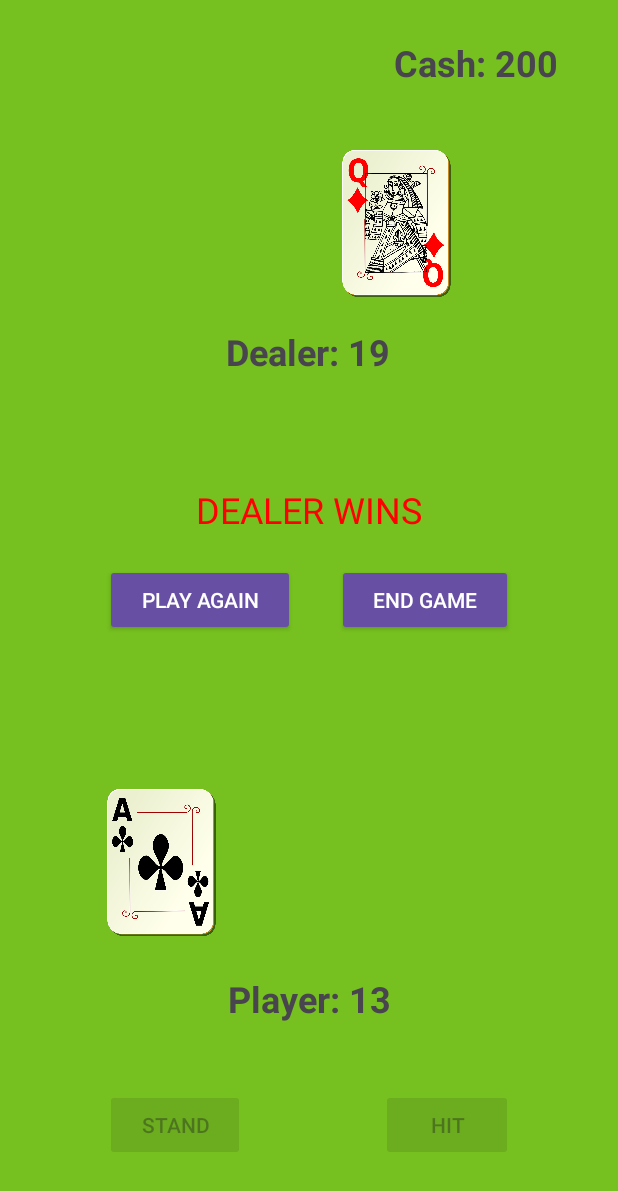
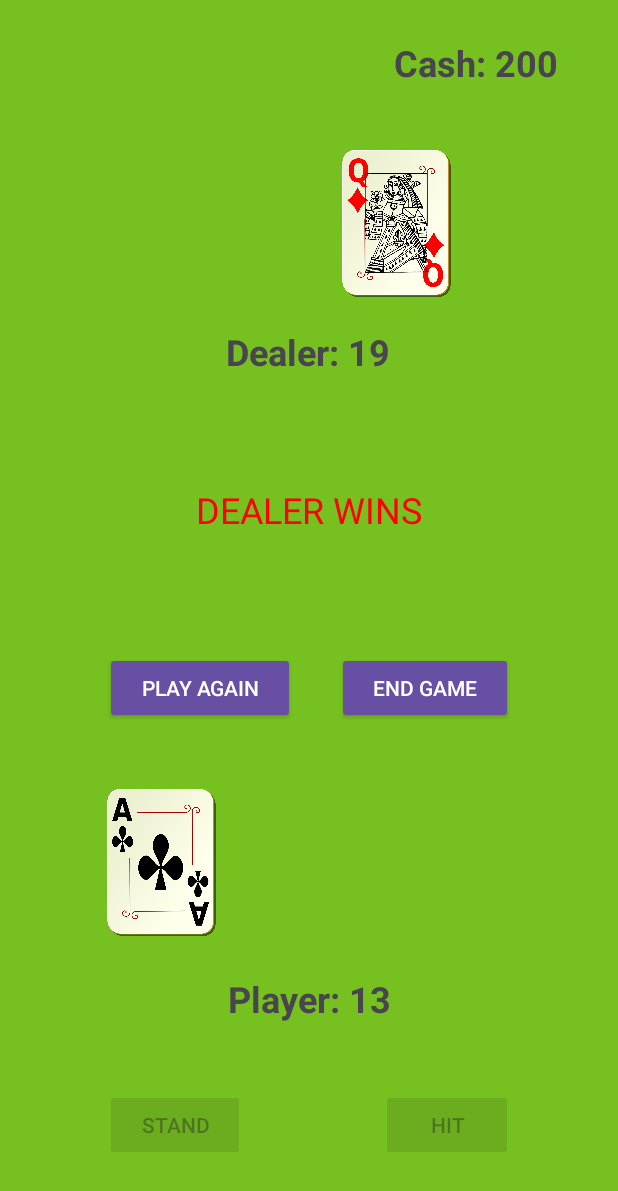
Before and after one commit to KJNyhlin/BlackJack-for-Android, an Android app: the GameActivity2 screen opened directly, with no data from a screen before it, after a tap on "STAND", on a phone screen of 412 x 824 dp. Shown: the top 1191 px of the screen. Run offline under Robolectric (Android 15) with nearby library versions, the phone set to English and light mode, and no system bars.

Commit message:
layout improvements

```diff
--- a/app/src/main/java/com/example/blackjack/GameActivity2.kt
+++ b/app/src/main/java/com/example/blackjack/GameActivity2.kt
@@ -14,7 +14,7 @@ import android.view.View.*
 
 class GameActivity2 : AppCompatActivity() {
 
-    private lateinit var standButton : Button
+    private lateinit var standButton: Button
     private lateinit var hitButton: Button
     private lateinit var playAgainButton: Button
     private lateinit var endGameButton: Button
@@ -39,12 +39,16 @@ class GameActivity2 : AppCompatActivity() {
     private lateinit var dealers5thCardImage: ImageView
     private lateinit var dealers6thCardImage: ImageView
     private lateinit var dealers7thCardImage: ImageView
-    private lateinit var mediaPlayer: MediaPlayer
+    private lateinit var cardSound: MediaPlayer
+    private lateinit var playBustSound: MediaPlayer
+    private lateinit var blackJackSound: MediaPlayer
+    private lateinit var specialBlackJackSound: MediaPlayer
+    private lateinit var winnerSound: MediaPlayer
 
     private var cash = 210
-    //private lateinit var playerName: String
+
     private var blackJack = false
-    var specialBlackJack = false
+    private var specialBlackJack = false
     private val blackJackBonus = 10
     private val specialBlackJackBonus = 10
     private var playerTotal = 0
@@ -115,8 +119,6 @@ class GameActivity2 : AppCompatActivity() {
         super.onCreate(savedInstanceState)
         setContentView(R.layout.activity_game2)
 
-        //playerName = intent.getStringExtra("playerName")!!
-
         standButton = findViewById(R.id.standButton)
         hitButton = findViewById(R.id.hitButton)
 
@@ -152,7 +154,11 @@ class GameActivity2 : AppCompatActivity() {
         endGameButton = findViewById(R.id.endGameButton)
 
 
-        mediaPlayer = MediaPlayer.create(this, R.raw.cardsound)
+        cardSound = MediaPlayer.create(this, R.raw.cardsound)
+        playBustSound = MediaPlayer.create(this, R.raw.bust_drum)
+        blackJackSound = MediaPlayer.create(this, R.raw.blackjacksound)
+        specialBlackJackSound = MediaPlayer.create(this, R.raw.specialblackjacksound)
+        winnerSound = MediaPlayer.create(this, R.raw.ping)
 
 
         initializeRound()
@@ -173,10 +179,6 @@ class GameActivity2 : AppCompatActivity() {
         }
 
 
-
-
-
-
     }
 
     private fun calculateTotal(player: Boolean): Int {
@@ -185,8 +187,7 @@ class GameActivity2 : AppCompatActivity() {
             for (card: Card in playersHand) {
                 total += calculateCardValue(card, total)
             }
-        }
-        else {
+        } else {
             for (card: Card in dealersHand) {
                 total += calculateCardValue(card, total)
             }
@@ -210,7 +211,7 @@ class GameActivity2 : AppCompatActivity() {
         playerWins = false
         draw = false
         playerTotal = 0
-        cardDeck.addAll(usedCards) //TODO: Kontrollera att det här fungerar
+        cardDeck.addAll(usedCards)
         cash -= 10
         cashTextView.text = "Cash: $cash"
         dealCardToPlayer()
@@ -222,8 +223,8 @@ class GameActivity2 : AppCompatActivity() {
         dealers2ndCardImage.setImageResource(R.drawable.backside)
         //visa totalen för både dealern och spelaren
         dealerTotal = calculateCardValue(dealers1stCard, 0)
-        dealerTotalTextView.text = "Dealer: $dealerTotal" //TODO: Om jag får tid, använd res. string m placeholder
-        //playerTotalTextView.text = "Player: $playerTotal" //TODO: Samma här
+        dealerTotalTextView.text =
+            "Dealer: $dealerTotal" //TODO: Om jag får tid, använd res. string m placeholder
     }
 
     private fun clearAllCards() {
@@ -253,11 +254,9 @@ class GameActivity2 : AppCompatActivity() {
             } else {
                 return 11
             }
-        }
-        else if (card.cardValue > 10) {
+        } else if (card.cardValue > 10) {
             return 10
-        }
-        else {
+        } else {
             return card.cardValue
         }
 
@@ -271,21 +270,27 @@ class GameActivity2 : AppCompatActivity() {
 
         when (playersHand.size) {
             1 -> players1stCardImage.setImageResource(getCardImage(card))
-            2 -> { players2ndCardImage.setImageResource(getCardImage(card))
+            2 -> {
+                players2ndCardImage.setImageResource(getCardImage(card))
                 checkForBlackJack(playerTotal, playersHand.size, playersHand[0], playersHand[1])
                 if (specialBlackJack) {
                     playerWins = true
                     cash += specialBlackJackBonus
                     cashTextView.text = "Cash: $cash"
-                // TODO play sound (fanfare etc)
+                    if (!specialBlackJackSound.isPlaying) {
+                        specialBlackJackSound.start()
+                    }
                     finishRound()
                     return
+                } else if (blackJack) {
+                    if (!blackJackSound.isPlaying) {
+                        blackJackSound.start()
                     }
-            else if (blackJack) {
                     stand()
                     return
                 }
             }
+
             3 -> players3rdCardImage.setImageResource(getCardImage(card))
             // when more than 3, move 1st card to 4th ImageView etc
             4 -> {
@@ -296,21 +301,35 @@ class GameActivity2 : AppCompatActivity() {
                 players5thCardImage.setImageResource(getCardImage(playersHand[1]))
                 players6thCardImage.setImageResource(getCardImage(playersHand[2]))
                 players7thCardImage.setImageResource(getCardImage(playersHand[3]))
+                players4thCardImage.elevation = 1.0F
+                players5thCardImage.elevation = 2.0F
+                players6thCardImage.elevation = 3.0F
+                players7thCardImage.elevation = 4.0F
             }
-            5 -> players8thCardImage.setImageResource(getCardImage(playersHand[4]))
+
+            5 -> {
+                players8thCardImage.setImageResource(getCardImage(playersHand[4]))
+                players8thCardImage.elevation = 5.0F
+            }
+
             6 -> {
                 players9thCardImage.setImageResource(getCardImage(playersHand[5]))
+                players9thCardImage.elevation = 6.0F
                 stand() // ends round, as maximum six cards are allowed for player
             }
         }
         if (checkForBust(playerTotal)) {
             dealerWins = true
             //TODO: spela något ljud
+            playBustSound = MediaPlayer.create(this, R.raw.bust_drum)
+            if (!playBustSound.isPlaying()) {
+                playBustSound.start()
+            }
             bustOrBlackjackText.text = "BUST"
             finishRound()
         }
         if (playerTotal == 21) {
-            finishRound()
+            stand()
         }
     }
 
@@ -333,8 +352,7 @@ class GameActivity2 : AppCompatActivity() {
                             specialBlackJack = true
                         }
                     }
-                }
-                else if (card2.cardValue == 1 && card2.suit == "spades") {
+                } else if (card2.cardValue == 1 && card2.suit == "spades") {
                     if (card1.cardValue == 11) {
                         if (card1.suit == "spades" || card1.suit == "clubs") {
                             specialBlackJack = true
@@ -363,6 +381,7 @@ class GameActivity2 : AppCompatActivity() {
                 12 -> return getDrawableResourceId(this, "queen_clubs")
                 13 -> return getDrawableResourceId(this, "king_clubs")
             }
+
             "diamonds" -> when (card.cardValue) {
                 1 -> return getDrawableResourceId(this, "ace_diamonds")
                 2 -> return getDrawableResourceId(this, "two_diamonds")
@@ -378,6 +397,7 @@ class GameActivity2 : AppCompatActivity() {
                 12 -> return getDrawableResourceId(this, "queen_diamonds")
                 13 -> return getDrawableResourceId(this, "king_diamonds")
             }
+
             "hearts" -> when (card.cardValue) {
                 1 -> return getDrawableResourceId(this, "ace_hearts")
                 2 -> return getDrawableResourceId(this, "two_hearts")
@@ -393,6 +413,7 @@ class GameActivity2 : AppCompatActivity() {
                 12 -> return getDrawableResourceId(this, "queen_hearts")
                 13 -> return getDrawableResourceId(this, "king_hearts")
             }
+
             "spades" -> when (card.cardValue) {
                 1 -> return getDrawableResourceId(this, "ace_spades")
                 2 -> return getDrawableResourceId(this, "two_spades")
@@ -412,19 +433,19 @@ class GameActivity2 : AppCompatActivity() {
         }
         return 0
     }
+
     private fun getDrawableResourceId(context: Context, drawableName: String): Int {
         return context.resources.getIdentifier(drawableName, "drawable", context.packageName)
     }
 
 
-
-    private fun drawCard() : Card {
+    private fun drawCard(): Card {
         val randomIndex: Int = Random.nextInt(cardDeck.size)
         val card = cardDeck[randomIndex]
         cardDeck.removeAt(randomIndex)
-        usedCards.add(card) //TODO: kontrollera att det här fungerar
-        if (!mediaPlayer.isPlaying) {
-            mediaPlayer.start()
+        usedCards.add(card)
+        if (!cardSound.isPlaying) {
+            cardSound.start()
         }
         return card
     }
@@ -436,23 +457,23 @@ class GameActivity2 : AppCompatActivity() {
     }
 
     private fun dealerPlays() {
-        //TODO: ev delay här
         dealers2ndCardImage.setImageDrawable(null) //removes the "hole card" image
         val card2 = drawCard()
         dealersHand.add(card2)
         dealers2ndCardImage.setImageResource(getCardImage(dealersHand[1]))
         dealerTotal = calculateTotal(false)
         dealerTotalTextView.text = "Dealer: $dealerTotal"
-        //TODO: ovanstående borde stämma
         checkForBlackJack(dealerTotal, dealersHand.size, dealersHand[0], dealersHand[1])
         if (blackJack) { // check if player also has blackjack:
             checkForBlackJack(playerTotal, playersHand.size, playersHand[0], playersHand[1])
             if (blackJack) {
                 draw = true
             }
+            else {
+                dealerWins = true
+            }
         }
         while (dealerTotal < 17 && dealersHand.size < 5) {
-            //TODO: ev delay här
             val card = drawCard()
             dealersHand.add(card)
             dealerTotal = calculateTotal(false)
@@ -467,13 +488,21 @@ class GameActivity2 : AppCompatActivity() {
                     dealers3rdCardImage.setImageResource(getCardImage(dealersHand[0]))
                     dealers4thCardImage.setImageResource(getCardImage(dealersHand[1]))
                     dealers5thCardImage.setImageResource(getCardImage(dealersHand[2]))
+                    dealers3rdCardImage.elevation = 1.0F
+                    dealers4thCardImage.elevation = 2.0F
+                    dealers5thCardImage.elevation = 3.0F
+
                 }
 
-                4 -> dealers6thCardImage.setImageResource(getCardImage(dealersHand[3]))
+                4 -> {
+                    dealers6thCardImage.setImageResource(getCardImage(dealersHand[3]))
+                    dealers6thCardImage.elevation = 4.0F
+                }
+
                 5 -> {
                     dealers7thCardImage.setImageResource(getCardImage(dealersHand[4]))
-                    finishRound() // ends round, as maximum five cards are allowed for dealer
-                    return
+                    dealers6thCardImage.elevation = 5.0F
+
                 }
             }
             if (checkForBust(dealerTotal)) {
@@ -484,7 +513,6 @@ class GameActivity2 : AppCompatActivity() {
     }
 
     private fun finishRound() {
-        //TODO: text med DEALER WINS eller YOU WIN.
         hitButton.isEnabled = false
         standButton.isEnabled = false
         if (!dealerWins && !playerWins && !draw) {
@@ -495,15 +523,16 @@ class GameActivity2 : AppCompatActivity() {
         if (dealerWins) {
             whoWinsText.setTextColor(Color.parseColor("#FF0000"))
             whoWinsText.text = "DEALER WINS"
-        }
-        else if (playerWins) {
+        } else if (playerWins) {
             whoWinsText.setTextColor(Color.parseColor("#800080"))
             whoWinsText.text = "YOU WIN!"
             cash += 20
+            if (!winnerSound.isPlaying && !specialBlackJackSound.isPlaying && !blackJackSound.isPlaying) {
+                winnerSound.start()
+            }
             if (blackJack) playerTotal += blackJackBonus
             cashTextView.text = "Cash: $cash"
-        }
-        else {
+        } else {
             whoWinsText.text = "DRAW"
             cash += 10
             cashTextView.text = "Cash: $cash"
@@ -517,8 +546,6 @@ class GameActivity2 : AppCompatActivity() {
     }
 
 
-
-
     fun View.hide() {
         this.visibility = GONE
     }
@@ -527,12 +554,20 @@ class GameActivity2 : AppCompatActivity() {
         this.visibility = VISIBLE
     }
 
-    private fun View.makeInvisible(){
+    private fun View.makeInvisible() {
         this.visibility = INVISIBLE
+    }
+
+    private fun View.setElevation(z: Float) {
+        this.elevation = z
     }
 
     override fun onDestroy() {
         super.onDestroy()
-        mediaPlayer.release() // Frigör resurserna använda av MediaPlayer
+        cardSound.release() // Frigör resurserna använda av MediaPlayer
+        playBustSound.release()
+        blackJackSound.release()
+        specialBlackJackSound.release()
+        winnerSound.release()
     }
 }
--- a/app/src/main/res/layout/activity_game2.xml
+++ b/app/src/main/res/layout/activity_game2.xml
@@ -11,19 +11,19 @@
         android:layout_width="match_parent"
         android:layout_height="match_parent"
         android:backgroundTint="#21DA6C"
-        tools:layout_editor_absoluteX="0dp"
-        tools:layout_editor_absoluteY="-32dp">
+        tools:layout_editor_absoluteX="-55dp"
+        tools:layout_editor_absoluteY="-236dp">
 
         <Button
             android:id="@+id/endGameButton"
             style="@style/Widget.AppCompat.Button"
             android:layout_width="wrap_content"
             android:layout_height="wrap_content"
-            android:layout_marginTop="20dp"
             android:layout_marginEnd="70dp"
+            android:layout_marginBottom="40dp"
             android:text="@string/end_game_button"
-            app:layout_constraintEnd_toEndOf="parent"
-            app:layout_constraintTop_toBottomOf="@+id/whoWinsText" />
+            app:layout_constraintBottom_toTopOf="@+id/players8thCardImage"
+            app:layout_constraintEnd_toEndOf="parent" />
 
         <Button
             android:id="@+id/playAgainButton"
@@ -31,10 +31,10 @@
             android:layout_width="wrap_content"
             android:layout_height="wrap_content"
             android:layout_marginStart="70dp"
-            android:layout_marginTop="20dp"
+            android:layout_marginBottom="40dp"
             android:text="@string/play_again_button"
-            app:layout_constraintStart_toStartOf="parent"
-            app:layout_constraintTop_toBottomOf="@+id/whoWinsText" />
+            app:layout_constraintBottom_toTopOf="@+id/players4thCardImage"
+            app:layout_constraintStart_toStartOf="parent" />
 
         <ImageView
             android:id="@+id/dealer4thCardImage"
@@ -50,7 +50,7 @@
             android:layout_width="75dp"
             android:layout_height="98dp"
             android:layout_marginStart="40dp"
-            android:layout_marginTop="100dp"
+            android:layout_marginTop="96dp"
             app:layout_constraintStart_toStartOf="@+id/dealer6thCardImage"
             app:layout_constraintTop_toTopOf="parent" />
 
@@ -68,7 +68,7 @@
             android:layout_width="75dp"
             android:layout_height="98dp"
             android:layout_marginStart="40dp"
-            android:layout_marginTop="100dp"
+            android:layout_marginTop="104dp"
             app:layout_constraintStart_toStartOf="@+id/dealer4thCardImage"
             app:layout_constraintTop_toTopOf="parent" />
 
@@ -77,7 +77,7 @@
             android:layout_width="75dp"
             android:layout_height="98dp"
             android:layout_marginStart="88dp"
-            android:layout_marginTop="100dp"
+            android:layout_marginTop="96dp"
             app:layout_constraintStart_toStartOf="parent"
             app:layout_constraintTop_toTopOf="parent" />
 
@@ -86,7 +86,7 @@
             android:layout_width="75dp"
             android:layout_height="98dp"
             android:layout_marginStart="35dp"
-            android:layout_marginBottom="196dp"
+            android:layout_marginBottom="207dp"
             app:layout_constraintBottom_toBottomOf="parent"
             app:layout_constraintStart_toStartOf="@+id/players8thCardImage" />
 
@@ -95,7 +95,7 @@
             android:layout_width="75dp"
             android:layout_height="98dp"
             android:layout_marginStart="35dp"
-            android:layout_marginBottom="196dp"
+            android:layout_marginBottom="203dp"
             app:layout_constraintBottom_toBottomOf="parent"
             app:layout_constraintStart_toStartOf="@+id/players7thCardImage" />
 
@@ -104,7 +104,7 @@
             android:layout_width="75dp"
             android:layout_height="98dp"
             android:layout_marginStart="35dp"
-            android:layout_marginBottom="196dp"
+            android:layout_marginBottom="199dp"
             app:layout_constraintBottom_toBottomOf="parent"
             app:layout_constraintStart_toStartOf="@+id/players6thCardImage" />
 
@@ -113,7 +113,7 @@
             android:layout_width="75dp"
             android:layout_height="98dp"
             android:layout_marginStart="35dp"
-            android:layout_marginBottom="200dp"
+            android:layout_marginBottom="195dp"
             app:layout_constraintBottom_toBottomOf="parent"
             app:layout_constraintStart_toEndOf="@+id/players1stCardImage" />
 
@@ -227,7 +227,7 @@
             android:layout_width="75dp"
             android:layout_height="98dp"
             android:layout_marginStart="35dp"
-            android:layout_marginBottom="200dp"
+            android:layout_marginBottom="203dp"
             app:layout_constraintBottom_toBottomOf="parent"
             app:layout_constraintStart_toStartOf="@+id/players1stCardImage" />
 
@@ -236,7 +236,7 @@
             android:layout_width="75dp"
             android:layout_height="98dp"
             android:layout_marginStart="35dp"
-            android:layout_marginBottom="200dp"
+            android:layout_marginBottom="199dp"
             app:layout_constraintBottom_toBottomOf="parent"
             app:layout_constraintStart_toStartOf="@+id/players4thCardImage" />
 
--- a/app/src/main/res/layout/activity_main.xml
+++ b/app/src/main/res/layout/activity_main.xml
@@ -24,7 +24,7 @@
         android:id="@+id/startButton"
         android:layout_width="wrap_content"
         android:layout_height="wrap_content"
-        android:layout_marginTop="190dp"
+        android:layout_marginTop="200dp"
         android:text="@string/start_button_text"
         app:layout_constraintEnd_toEndOf="parent"
         app:layout_constraintStart_toStartOf="parent"
```
Also changed, not shown: 6 other files. Lines whose indentation alone changed are shown as unchanged.
